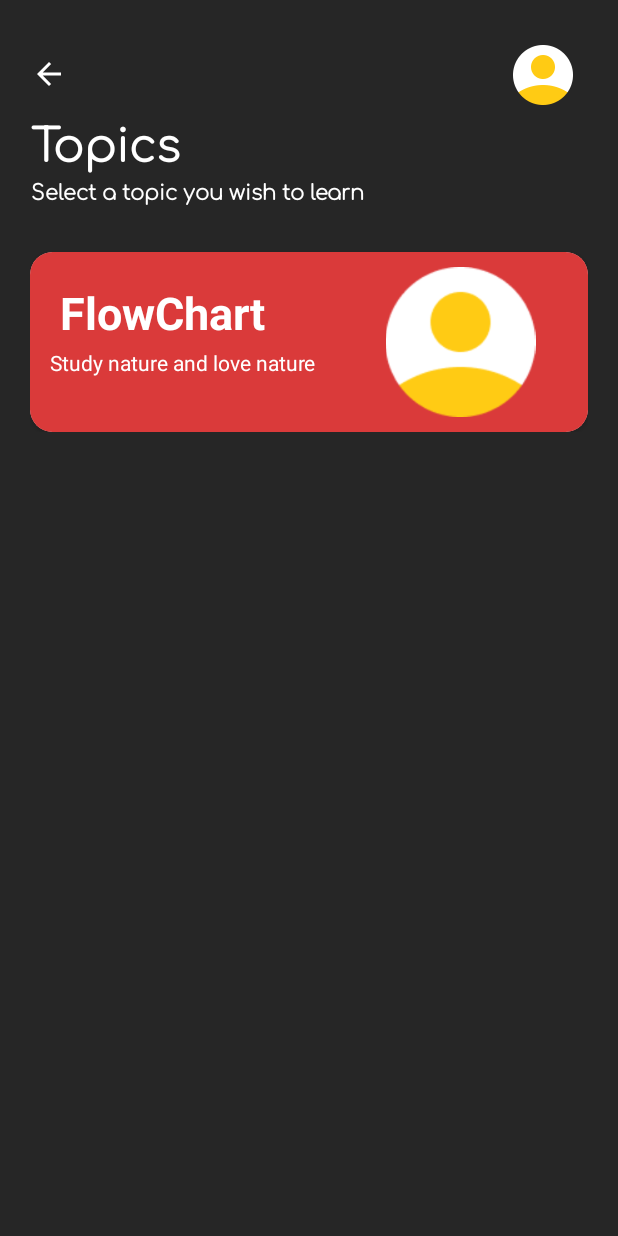
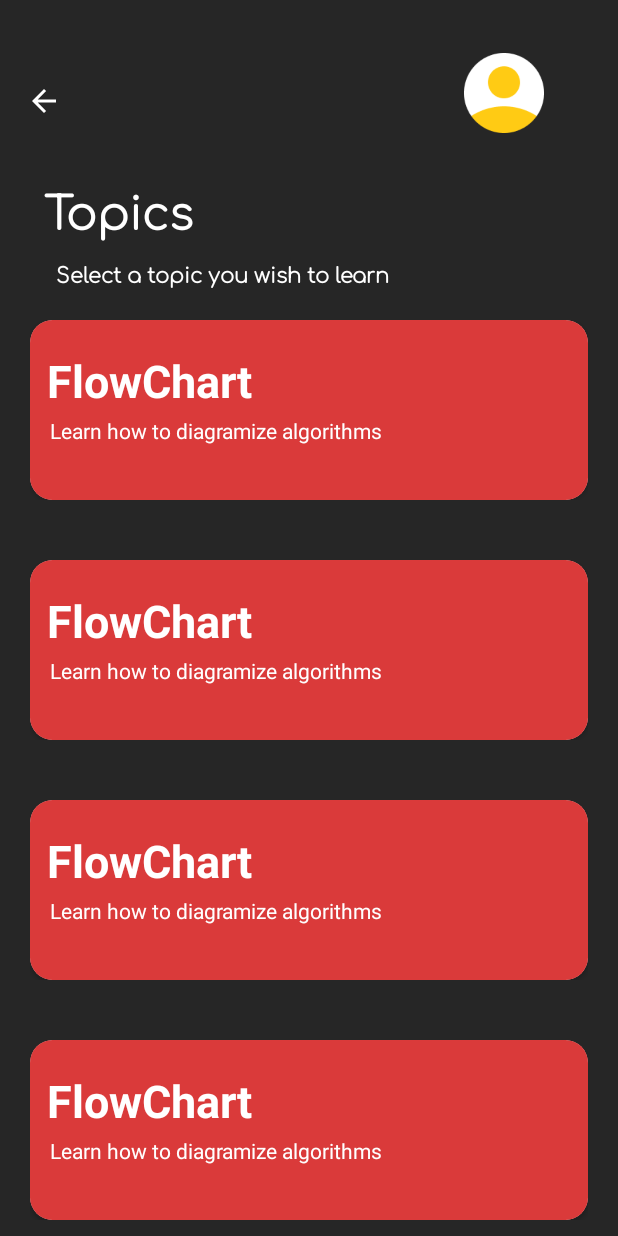
Before and after one commit to Abisayo1/eNursing, an Android app: the screen it shows after launch once a user with an empty profile is signed in (Topics), on a phone screen of 412 x 824 dp. Run offline under Robolectric (Android 15) with nearby library versions, the phone set to English and light mode, and no system bars; our stand-ins replace Firebase (no records; nobody signed in at launch, a user with empty details on screens opened directly).

Commit message:
Created the topic activity

```diff
--- a/app/src/main/AndroidManifest.xml
+++ b/app/src/main/AndroidManifest.xml
@@ -9,6 +9,9 @@
         android:roundIcon="@mipmap/ic_launcher_round"
         android:supportsRtl="true"
         android:theme="@style/Theme.Computerize1">
+        <activity
+            android:name=".Learn"
+            android:exported="false" />
         <activity
             android:name=".Topics"
             android:exported="false" />
--- /dev/null
+++ b/app/src/main/java/com/abisayo/computerize1/Learn.kt
@@ -0,0 +1,11 @@
+package com.abisayo.computerize1
+
+import androidx.appcompat.app.AppCompatActivity
+import android.os.Bundle
+
+class Learn : AppCompatActivity() {
+    override fun onCreate(savedInstanceState: Bundle?) {
+        super.onCreate(savedInstanceState)
+        setContentView(R.layout.activity_learn)
+    }
+}
--- a/app/src/main/java/com/abisayo/computerize1/TopicAdapter.kt
+++ b/app/src/main/java/com/abisayo/computerize1/TopicAdapter.kt
@@ -1,16 +1,59 @@
 package com.abisayo.computerize1
 
+import android.view.LayoutInflater
 import android.view.View
+import android.view.ViewGroup
 import android.widget.ImageView
 import android.widget.TextView
 import androidx.recyclerview.widget.RecyclerView
 
-class TopicAdapter(private val topicList:ArrayList<Topic>) {
+class TopicAdapter(private val topicList:ArrayList<Topic>)
+    :RecyclerView.Adapter<TopicAdapter.TopicViewHolder>(){
 
-    class TopicViewHolder(itemView: View): RecyclerView.ViewHolder(itemView) {
+    private lateinit var mListner: onItemClickListener
+
+    interface onItemClickListener {
+
+        fun onItemClick(position: Int)
+
+    }
+
+    fun setOnItemClickListener(listener: onItemClickListener) {
+
+        mListner = listener
+    }
+
+
+    class TopicViewHolder(itemView: View, listener: onItemClickListener): RecyclerView.ViewHolder(itemView) {
+
 
         val imageView: ImageView = itemView.findViewById(R.id.img)
         val textView: TextView = itemView.findViewById(R.id.topic)
         val detail: TextView = itemView.findViewById(R.id.detail)
+
+        init {
+
+            itemView.setOnClickListener {
+                listener.onItemClick(adapterPosition)
+
+            }
+        }
+
+    }
+    override fun onCreateViewHolder(parent: ViewGroup, viewType: Int): TopicViewHolder {
+        val view = LayoutInflater.from(parent.context).inflate(R.layout.each_item, parent, false)
+        return TopicViewHolder(view,mListner)
+    }
+
+    override fun onBindViewHolder(holder: TopicViewHolder, position: Int) {
+        val topic = topicList[position]
+        holder.imageView.setImageResource(topic.image)
+        holder.textView.text = topic.name
+        holder.detail.text = topic.details
+
+    }
+
+    override fun getItemCount(): Int {
+        return topicList.size
     }
 }
--- a/app/src/main/java/com/abisayo/computerize1/Topics.kt
+++ b/app/src/main/java/com/abisayo/computerize1/Topics.kt
@@ -1,20 +1,63 @@
 package com.abisayo.computerize1
 
+import android.content.Intent
 import androidx.appcompat.app.AppCompatActivity
 import android.os.Bundle
 import android.view.View
 import android.view.Window
 import android.view.WindowManager
+import android.widget.Toast
+import androidx.recyclerview.widget.LinearLayoutManager
+import androidx.recyclerview.widget.RecyclerView
 
 class Topics : AppCompatActivity() {
+    private lateinit var recyclerView: RecyclerView
+    private lateinit var topicList: ArrayList<Topic>
+    private lateinit var topicAdapter: TopicAdapter
+
     override fun onCreate(savedInstanceState: Bundle?) {
         super.onCreate(savedInstanceState)
         requestWindowFeature(Window.FEATURE_NO_TITLE); //will hide the title
         getSupportActionBar()?.hide(); // hide the title bar
         this.getWindow().setFlags(WindowManager.LayoutParams.FLAG_FULLSCREEN,
             WindowManager.LayoutParams.FLAG_FULLSCREEN);
-        setContentView(R.layout.each_item)
+        setContentView(R.layout.activity_topics1)
 
+        recyclerView = findViewById(R.id.recycler)
+        recyclerView.layoutManager = LinearLayoutManager(this)
+
+        topicList = ArrayList()
+
+        topicList.add(Topic(0, "FlowChart", "Learn how to diagramize algorithms" ))
+        topicList.add(Topic(0, "FlowChart", "Learn how to diagramize algorithms" ))
+        topicList.add(Topic(0, "FlowChart", "Learn how to diagramize algorithms" ))
+        topicList.add(Topic(0, "FlowChart", "Learn how to diagramize algorithms" ))
+        topicList.add(Topic(0, "FlowChart", "Learn how to diagramize algorithms" ))
+        topicList.add(Topic(0, "FlowChart", "Learn how to diagramize algorithms" ))
+        topicList.add(Topic(0, "FlowChart", "Learn how to diagramize algorithms" ))
+        topicList.add(Topic(0, "FlowChart", "Learn how to diagramize algorithms" ))
+        topicList.add(Topic(0, "FlowChart", "Learn how to diagramize algorithms" ))
+        topicList.add(Topic(0, "FlowChart", "Learn how to diagramize algorithms" ))
+        topicList.add(Topic(0, "FlowChart", "Learn how to diagramize algorithms" ))
+        topicList.add(Topic(0, "FlowChart", "Learn how to diagramize algorithms" ))
+
+
+        topicAdapter = TopicAdapter(topicList)
+        recyclerView.adapter = topicAdapter
+
+
+        topicAdapter.setOnItemClickListener(object : TopicAdapter.onItemClickListener{
+            override fun onItemClick(position: Int) {
+                if (position == 0) {
+                    val intent = Intent(this@Topics, Learn::class.java)
+                    startActivity(intent)
+
+                } else {
+                    Toast.makeText(this@Topics, "it.exception.toString()", Toast.LENGTH_SHORT).show()
+                }
+            }
+
+        })
 
     }
 }
--- /dev/null
+++ b/app/src/main/res/layout/activity_learn.xml
@@ -0,0 +1,9 @@
+<?xml version="1.0" encoding="utf-8"?>
+<androidx.constraintlayout.widget.ConstraintLayout xmlns:android="http://schemas.android.com/apk/res/android"
+    xmlns:app="http://schemas.android.com/apk/res-auto"
+    xmlns:tools="http://schemas.android.com/tools"
+    android:layout_width="match_parent"
+    android:layout_height="match_parent"
+    tools:context=".Learn">
+
+</androidx.constraintlayout.widget.ConstraintLayout>
--- a/app/src/main/res/layout/activity_topics1.xml
+++ b/app/src/main/res/layout/activity_topics1.xml
@@ -1,7 +1,79 @@
 <?xml version="1.0" encoding="utf-8"?>
 <androidx.constraintlayout.widget.ConstraintLayout
     xmlns:android="http://schemas.android.com/apk/res/android"
+    xmlns:app="http://schemas.android.com/apk/res-auto"
+    xmlns:tools="http://schemas.android.com/tools"
     android:layout_width="match_parent"
-    android:layout_height="match_parent">
+    android:layout_height="match_parent"
+    android:background="#262626"
+    tools:context=".Topics">
+
+
+    <ImageView
+        android:id="@+id/back"
+        android:layout_width="wrap_content"
+        android:layout_height="wrap_content"
+        app:layout_constraintBottom_toBottomOf="@+id/recycler"
+        app:layout_constraintEnd_toEndOf="parent"
+        app:layout_constraintHorizontal_bias="0.041"
+        android:layout_marginLeft="1.5dp"
+        app:layout_constraintStart_toStartOf="parent"
+        app:layout_constraintTop_toTopOf="parent"
+        app:layout_constraintVertical_bias="0.069"
+        app:srcCompat="@drawable/ic_baseline_arrow_back_24"
+        tools:ignore="VectorDrawableCompat" />
+
+    <ImageView
+        android:id="@+id/imageView3"
+        android:layout_width="53dp"
+        android:layout_height="53dp"
+        app:layout_constraintBottom_toTopOf="@id/recycler"
+        app:layout_constraintEnd_toEndOf="parent"
+        app:layout_constraintHorizontal_bias="0.845"
+        app:layout_constraintStart_toEndOf="@+id/back"
+        app:layout_constraintTop_toTopOf="parent"
+        app:layout_constraintVertical_bias="0.251"
+        app:srcCompat="@drawable/img" />
+
+    <androidx.recyclerview.widget.RecyclerView
+        android:id="@+id/recycler"
+        android:layout_width="0dp"
+        android:layout_height="0dp"
+        app:layout_constraintBottom_toBottomOf="parent"
+        app:layout_constraintEnd_toEndOf="parent"
+        app:layout_constraintHorizontal_bias="0.5"
+        app:layout_constraintStart_toStartOf="parent"
+        app:layout_constraintTop_toBottomOf="@+id/textView11"/>
+
+    <TextView
+        android:id="@+id/textView10"
+        android:layout_width="wrap_content"
+        android:layout_height="wrap_content"
+        android:layout_marginLeft="1.5dp"
+        android:layout_marginTop="36dp"
+        android:fontFamily="@font/comfortaa_light"
+        android:text="Topics"
+        android:textColor="#ffff"
+        android:textSize="30sp"
+        android:textStyle="bold"
+        app:layout_constraintEnd_toEndOf="parent"
+        app:layout_constraintHorizontal_bias="0.09"
+        app:layout_constraintStart_toStartOf="parent"
+        app:layout_constraintTop_toBottomOf="@+id/back" />
+
+    <TextView
+        android:id="@+id/textView11"
+        android:layout_width="wrap_content"
+        android:layout_height="wrap_content"
+        android:layout_marginTop="8dp"
+        android:fontFamily="@font/comfortaa_light"
+        android:text="Select a topic you wish to learn"
+        android:textColor="#ffff"
+        android:textStyle="bold"
+        app:layout_constraintEnd_toEndOf="parent"
+        app:layout_constraintHorizontal_bias="0.197"
+        app:layout_constraintStart_toStartOf="parent"
+        app:layout_constraintTop_toBottomOf="@+id/textView10" />
+
 
 </androidx.constraintlayout.widget.ConstraintLayout>
--- a/app/src/main/res/layout/each_item.xml
+++ b/app/src/main/res/layout/each_item.xml
@@ -4,61 +4,12 @@
     xmlns:app="http://schemas.android.com/apk/res-auto"
     xmlns:tools="http://schemas.android.com/tools"
     android:layout_width="match_parent"
-    android:layout_height="match_parent"
-    tools:context=".Topics"
+    android:layout_height="wrap_content"
     android:backgroundTint="#262626"
     android:orientation="vertical"
     android:padding="20dp"
     android:background="#ffff">
 
-    <LinearLayout
-        android:layout_width="match_parent"
-        android:layout_height="wrap_content"
-        android:orientation="vertical">
-
-        <RelativeLayout
-            android:layout_width="match_parent"
-            android:layout_height="match_parent"
-            android:layout_marginLeft="-9dp"
-            android:padding="10dp">
-
-            <ImageView
-                android:id="@+id/imageView2"
-                android:layout_width="wrap_content"
-                android:layout_height="40dp"
-                android:layout_alignParentRight="true"
-                android:layout_marginRight="-40dp"
-                app:srcCompat="@drawable/img" />
-
-            <TextView
-                android:layout_width="wrap_content"
-                android:layout_height="wrap_content"
-                android:layout_marginTop="40dp"
-                android:fontFamily="@font/comfortaa_light"
-                android:text="Topics"
-                android:textColor="#ffff"
-                android:textSize="30sp"
-                android:textStyle="bold" />
-
-            <TextView
-                android:layout_width="wrap_content"
-                android:layout_height="wrap_content"
-                android:layout_marginTop="85dp"
-                android:fontFamily="@font/comfortaa_light"
-                android:text="Select a topic you wish to learn"
-                android:textColor="#ffff"
-                android:textStyle="bold" />
-
-            <ImageView
-                android:id="@+id/imageView3"
-                android:layout_width="wrap_content"
-                android:layout_marginTop="7dp"
-                android:layout_height="wrap_content"
-                app:srcCompat="@drawable/ic_baseline_arrow_back_24" />
-
-        </RelativeLayout>
-
-    </LinearLayout>
 
     <LinearLayout
         android:layout_width="match_parent"
@@ -68,8 +19,7 @@
         <androidx.cardview.widget.CardView
             android:layout_width="match_parent"
             android:layout_height="120dp"
-            app:cardCornerRadius="15dp"
-            android:layout_marginTop="20dp">
+            app:cardCornerRadius="15dp">
 
             <RelativeLayout
                 android:layout_width="match_parent"
@@ -81,7 +31,7 @@
                     android:id="@+id/topic"
                     android:layout_width="wrap_content"
                     android:layout_height="wrap_content"
-                    android:layout_marginLeft="10dp"
+                    android:layout_marginLeft="1.5dp"
                     android:layout_marginTop="10dp"
                     android:text="FlowChart"
                     android:textColor="#ffff"
```
